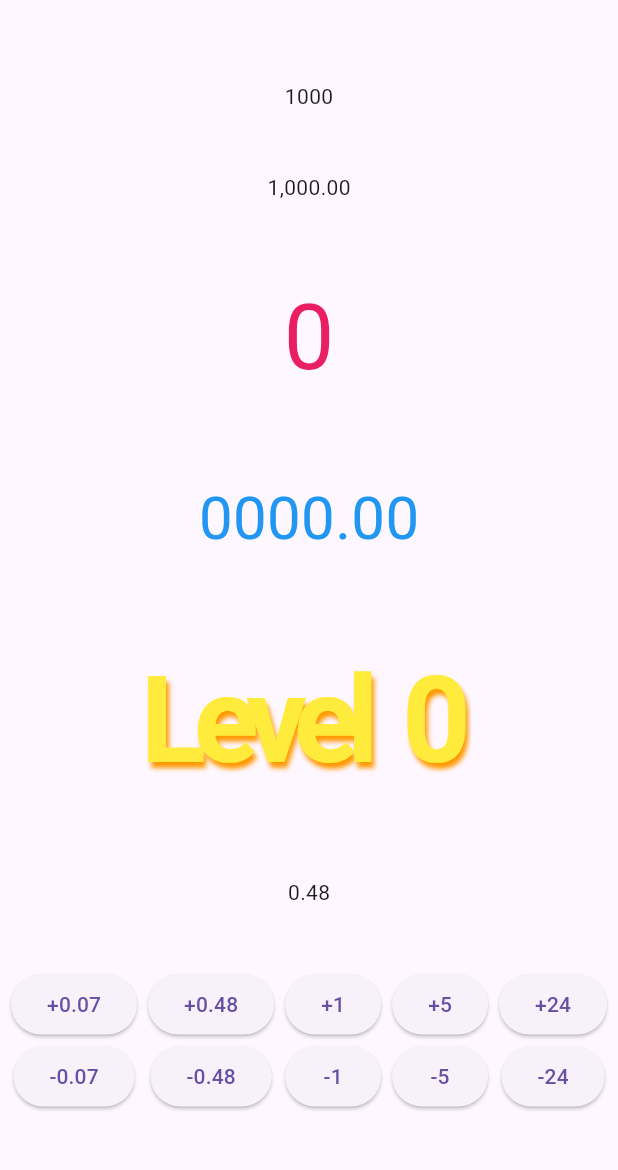
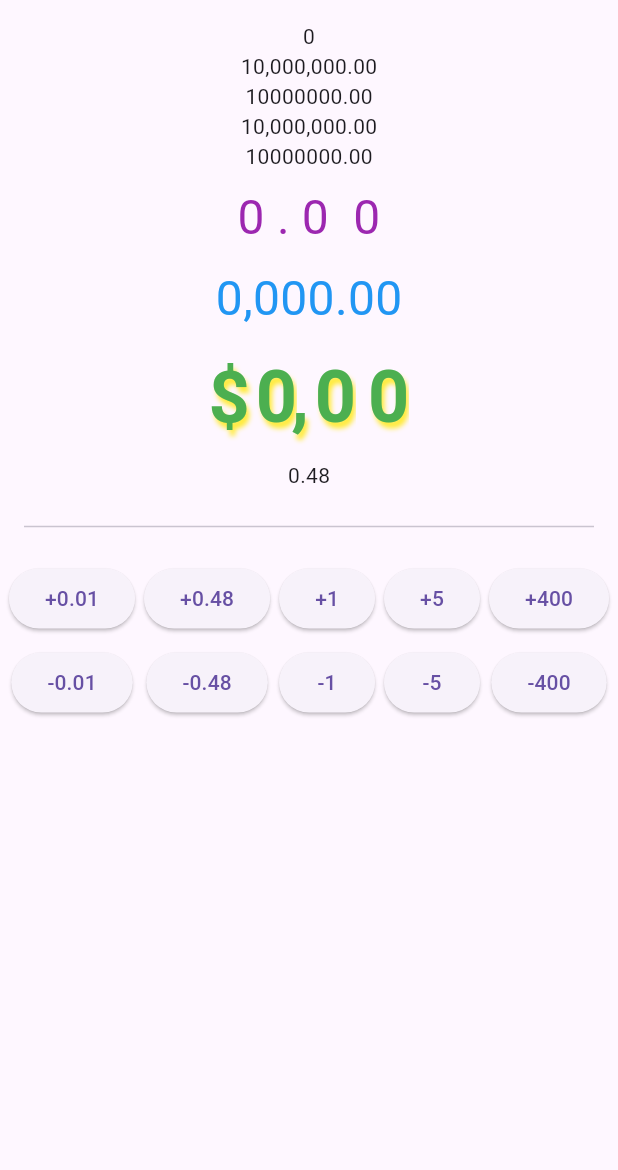
Before and after one commit to h65wang/flutter-animated-counter, a Flutter app: the screen it shows after launch, on a phone screen of 412 x 824 dp, the part 63-1233 px from its top. Run offline on Flutter 3.47's test engine with Material 3 defaults, Android fonts, the phone set to English and light mode, and no system bars.

Commit message:
Update example project

```diff
--- a/example/lib/main.dart
+++ b/example/lib/main.dart
@@ -28,25 +28,44 @@ class _MyHomePageState extends State<MyHomePage> {
       appBar: AppBar(
         title: Text("AnimatedFlipCounter Demo"),
       ),
-      body: Center(
-        child: Column(
-          mainAxisAlignment: MainAxisAlignment.spaceEvenly,
+      body: Scrollbar(
+        child: ListView(
           children: [
             AnimatedFlipCounter(
-              value: 1000 + _value,
+              value: _value,
             ),
             AnimatedFlipCounter(
-              value: 1000 + _value,
-              wholeDigits: 4,
+              value: 10000000 + _value,
+              fractionDigits: 2,
+              wholeDigits: 8,
+              hideLeadingZeroes: true,
+              thousandSeparator: ',',
+            ),
+            AnimatedFlipCounter(
+              value: 10000000 + _value,
+              fractionDigits: 2,
+              wholeDigits: 8,
+              hideLeadingZeroes: true,
+            ),
+            AnimatedFlipCounter(
+              value: 10000000 + _value,
               fractionDigits: 2,
               thousandSeparator: ',',
             ),
             AnimatedFlipCounter(
+              value: 10000000 + _value,
+              fractionDigits: 2,
+            ),
+            AnimatedFlipCounter(
               value: _value,
-              duration: Duration(seconds: 2),
-              padding: EdgeInsets.symmetric(vertical: 8),
+              duration: Duration(seconds: 1),
+              padding: EdgeInsets.all(8),
               curve: Curves.elasticOut,
-              textStyle: TextStyle(fontSize: 60, color: Colors.pink),
+              wholeDigits: 4,
+              fractionDigits: 2,
+              hideLeadingZeroes: true,
+              thousandSeparator: ',',
+              textStyle: TextStyle(fontSize: 32, color: Colors.purple),
             ),
             AnimatedFlipCounter(
               value: _value,
@@ -54,20 +73,28 @@ class _MyHomePageState extends State<MyHomePage> {
               curve: Curves.bounceOut,
               wholeDigits: 4,
               fractionDigits: 2,
-              textStyle: TextStyle(fontSize: 40, color: Colors.blue),
+              thousandSeparator: ',',
+              textStyle: TextStyle(fontSize: 32, color: Colors.blue),
             ),
             AnimatedFlipCounter(
               value: _value,
-              prefix: "Level ",
+              // Use "infix" to show a value between negative sign and number
+              infix: " \$",
+              fractionDigits: 2,
+              wholeDigits: 8,
+              hideLeadingZeroes: true,
+              // Some languages like French use comma as decimal separator
+              decimalSeparator: ',',
+              thousandSeparator: '.',
               padding: EdgeInsets.all(8),
               textStyle: TextStyle(
-                fontSize: 80,
+                fontSize: 48,
                 fontWeight: FontWeight.bold,
                 letterSpacing: -8.0,
-                color: Colors.yellow,
+                color: _value < 0 ? Colors.red : Colors.green,
                 shadows: [
                   BoxShadow(
-                    color: Colors.orange,
+                    color: Colors.yellow,
                     offset: Offset(2, 4),
                     blurRadius: 4,
                   ),
@@ -75,12 +102,19 @@ class _MyHomePageState extends State<MyHomePage> {
               ),
             ),
             AnimatedFlipCounter(
-              value: _value + 0.48,
+              value: (_value * 10000) + 0.48,
               fractionDigits: 2,
+              wholeDigits: 8,
+              hideLeadingZeroes: true,
+              thousandSeparator: ',',
+            ),
+            const Padding(
+              padding: EdgeInsets.all(16),
+              child: Divider(),
             ),
             Row(
               mainAxisAlignment: MainAxisAlignment.spaceEvenly,
-              children: [0.07, 0.48, 1, 5, 24].map(_buildButton).toList(),
+              children: [0.01, 0.48, 1, 5, 400].map(_buildButtons).toList(),
             ),
           ],
         ),
@@ -88,13 +122,14 @@ class _MyHomePageState extends State<MyHomePage> {
     );
   }
 
-  Widget _buildButton(num value) {
+  Widget _buildButtons(num value) {
     return Column(
       children: [
         ElevatedButton(
           child: Text('+$value'),
           onPressed: () => setState(() => _value += value),
         ),
+        const SizedBox(height: 8),
         ElevatedButton(
           child: Text('-$value'),
           onPressed: () => setState(() => _value -= value),
```
